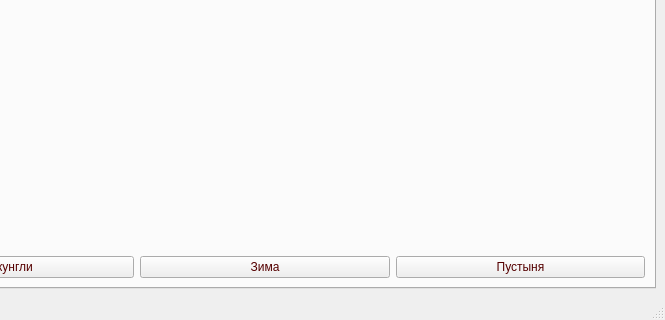
Old version of the form shop.ui in the repository Leonid-poc/Git_project; both pictures show x 135 to 800 and y 280 to 600 of the 800 by 600 pixel window.
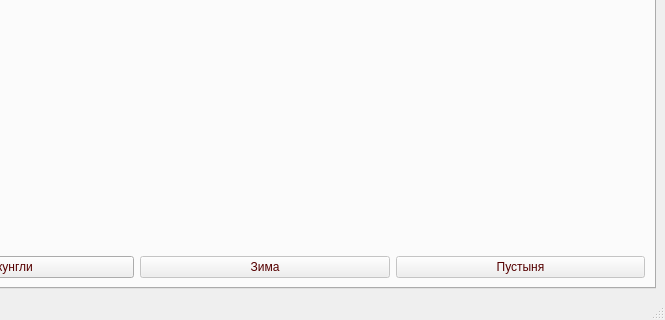
New version of the form. The open tabs and pages were chosen to show the change.

Commit message: небольшое изменение в плане доступности персонажей и локаций пока игрок не заработает достаточное кол-во монет

Patch:
```diff
--- a/shop.ui
+++ b/shop.ui
@@ -20,6 +20,9 @@
    <layout class="QGridLayout" name="gridLayout">
     <item row="0" column="0">
      <widget class="QTabWidget" name="tabWidget">
+      <property name="enabled">
+       <bool>true</bool>
+      </property>
       <property name="styleSheet">
        <string notr="true">color: rgb(85, 0, 0);</string>
       </property>
@@ -144,16 +147,52 @@
         </item>
         <item row="1" column="2">
          <widget class="QPushButton" name="pushButton_6">
+          <property name="enabled">
+           <bool>false</bool>
+          </property>
           <property name="text">
            <string>Пустыня</string>
           </property>
+          <property name="checkable">
+           <bool>false</bool>
+          </property>
+          <property name="checked">
+           <bool>false</bool>
+          </property>
+          <property name="autoDefault">
+           <bool>false</bool>
+          </property>
+          <property name="default">
+           <bool>false</bool>
+          </property>
+          <property name="flat">
+           <bool>false</bool>
+          </property>
          </widget>
         </item>
         <item row="1" column="1">
          <widget class="QPushButton" name="pushButton_5">
+          <property name="enabled">
+           <bool>false</bool>
+          </property>
           <property name="text">
            <string>Зима</string>
           </property>
+          <property name="checkable">
+           <bool>false</bool>
+          </property>
+          <property name="checked">
+           <bool>false</bool>
+          </property>
+          <property name="autoDefault">
+           <bool>false</bool>
+          </property>
+          <property name="default">
+           <bool>false</bool>
+          </property>
+          <property name="flat">
+           <bool>false</bool>
+          </property>
          </widget>
         </item>
         <item row="0" column="1">
```
Left out of the diff: 9 changed lines with no effect on the pictures. The commit also changes 1 other file.
